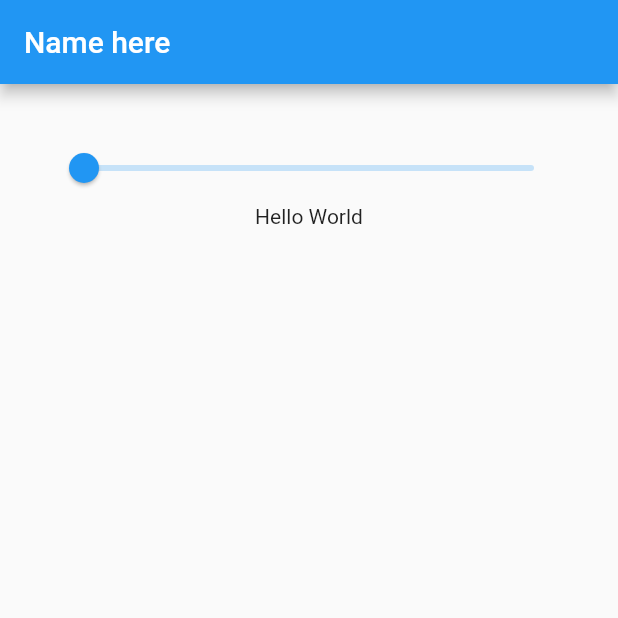
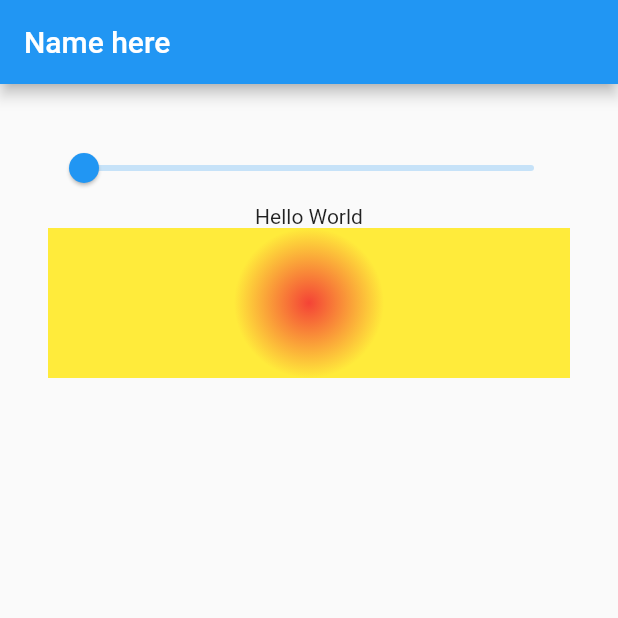
Before and after one commit to imashu/Widget_graphic_manipulations, a Flutter app: the screen it shows after launch, on a phone screen of 412 x 824 dp, the top half of it. Run offline on Flutter 3.47's test engine with Material 2 defaults, Android fonts, the phone set to English and light mode, and no system bars.

Commit message:
gradient colour

```diff
--- a/lib/main.dart
+++ b/lib/main.dart
@@ -50,7 +50,12 @@ class _State extends State<MyApp> {
                 RotatedBox(
                   quarterTurns: _turns,
                   child: const Text('Hello World'),
-                )
+                ),
+                Container(
+                    padding: const EdgeInsets.all(50.0),
+                    decoration: const BoxDecoration(
+                        gradient: RadialGradient(
+                            colors: <Color>[Colors.red, Colors.yellow]))),
               ],
             ),
           )),
```
